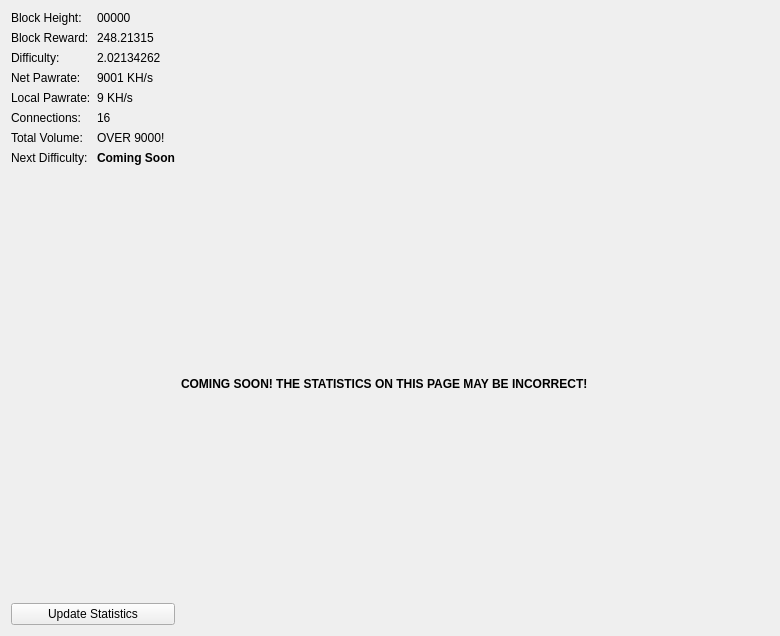
This is src/qt/forms/statisticspage.ui in MrHFox/FoxHole_ as Qt 5 draws it before an edit. The edited form follows.
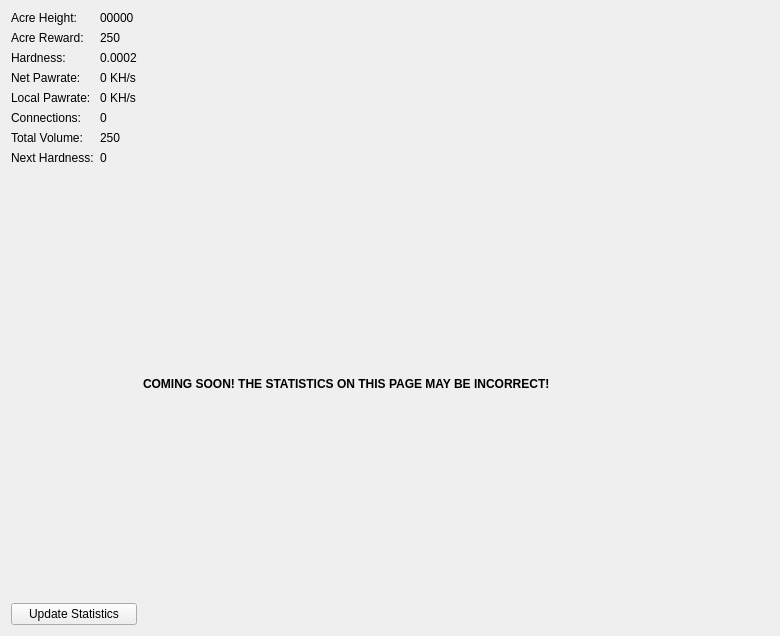
This is the edited form.

What changed in the file:
```diff
--- a/src/qt/forms/statisticspage.ui
+++ b/src/qt/forms/statisticspage.ui
@@ -62,7 +62,7 @@
      <item row="0" column="0">
       <widget class="QLabel" name="label">
        <property name="text">
-        <string>Block Height:</string>
+        <string>Acre Height:</string>
        </property>
       </widget>
      </item>
@@ -76,21 +76,21 @@
      <item row="1" column="0">
       <widget class="QLabel" name="label_3">
        <property name="text">
-        <string>Block Reward:</string>
+        <string>Acre Reward:</string>
        </property>
       </widget>
      </item>
      <item row="1" column="1">
       <widget class="QLabel" name="rewardBox">
        <property name="text">
-        <string>248.21315</string>
+        <string>250</string>
        </property>
       </widget>
      </item>
      <item row="2" column="0">
       <widget class="QLabel" name="label_5">
        <property name="text">
-        <string>Difficulty:</string>
+        <string>Hardness:</string>
        </property>
       </widget>
      </item>
@@ -104,21 +104,21 @@
      <item row="2" column="1">
       <widget class="QLabel" name="diffBox">
        <property name="text">
-        <string>2.02134262</string>
+        <string>0.0002</string>
        </property>
       </widget>
      </item>
      <item row="3" column="1">
       <widget class="QLabel" name="pawrateBox">
        <property name="text">
-        <string>9001 KH/s</string>
+        <string>0 KH/s</string>
        </property>
       </widget>
      </item>
      <item row="4" column="1">
       <widget class="QLabel" name="localBox">
        <property name="text">
-        <string>9 KH/s</string>
+        <string>0 KH/s</string>
        </property>
       </widget>
      </item>
@@ -145,21 +145,21 @@
      <item row="5" column="1">
       <widget class="QLabel" name="connectionBox">
        <property name="text">
-        <string>16</string>
+        <string>0</string>
        </property>
       </widget>
      </item>
      <item row="7" column="0">
       <widget class="QLabel" name="label2">
        <property name="text">
-        <string>Next Difficulty:</string>
+        <string>Next Hardness:</string>
        </property>
       </widget>
      </item>
      <item row="7" column="1">
       <widget class="QLabel" name="nextBox">
        <property name="text">
-        <string>&lt;html&gt;&lt;head/&gt;&lt;body&gt;&lt;p&gt;&lt;span style=&quot; font-weight:600;&quot;&gt;Coming Soon&lt;/span&gt;&lt;/p&gt;&lt;/body&gt;&lt;/html&gt;</string>
+        <string>0</string>
        </property>
       </widget>
      </item>
@@ -173,7 +173,7 @@
      <item row="6" column="1">
       <widget class="QLabel" name="volumeBox">
        <property name="text">
-        <string>OVER 9000!</string>
+        <string>250</string>
        </property>
       </widget>
      </item>
```
